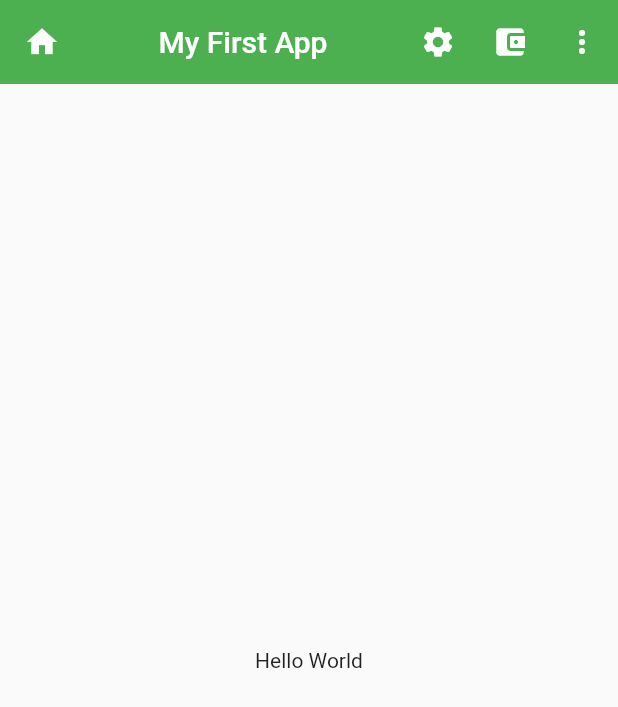
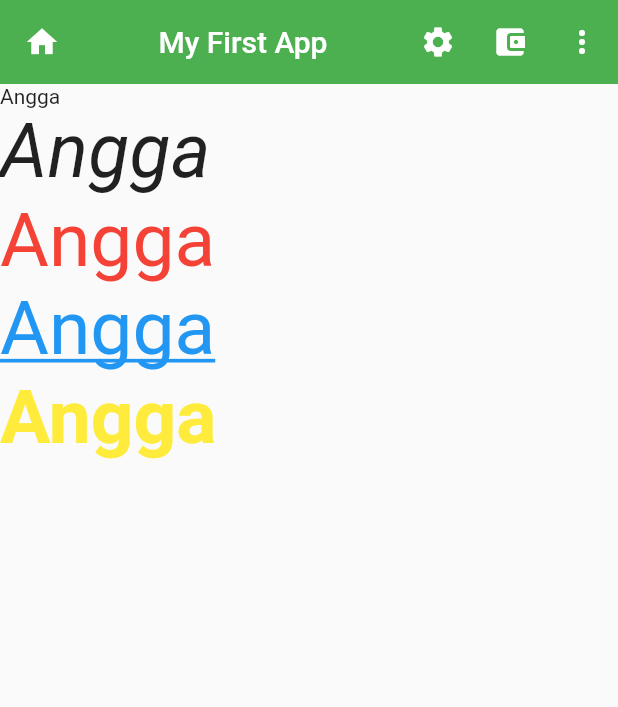
Before and after one commit to anggapamb/learn-flutter, a Flutter app: the screen it shows after launch, on a phone screen of 412 x 824 dp. Shown: the top 707 px of the screen. Run offline on Flutter 3.47's test engine with Material 2 defaults, Android fonts, the phone set to English and light mode, and no system bars.

Commit message:
text widget

```diff
--- a/lib/main.dart
+++ b/lib/main.dart
@@ -1,3 +1,5 @@
+import 'dart:ui';
+
 import 'package:flutter/material.dart';
 
 void main() {
@@ -34,10 +36,33 @@ class MyApp extends StatelessWidget {
               })
             ],
           ),
-        body: const Center(
-          child: Text("Hello World"),
+          body: ListView(
+            children: const <Widget>[
+              Text("Angga"),
+              Text(
+                "Angga",
+                style: TextStyle(fontSize: 50, fontStyle: FontStyle.italic),
               ),
+              Text(
+                "Angga",
+                style: TextStyle(fontSize: 50, color: Colors.red),
               ),
+              Text(
+                "Angga",
+                style: TextStyle(
+                    fontSize: 50,
+                    color: Colors.blue,
+                    decoration: TextDecoration.underline),
+              ),
+              Text(
+                "Angga",
+                style: TextStyle(
+                    fontSize: 50,
+                    color: Colors.yellow,
+                    fontWeight: FontWeight.bold),
+              ),
+            ],
+          )),
     );
   }
 }
```
Lines whose indentation alone changed are shown as unchanged.
